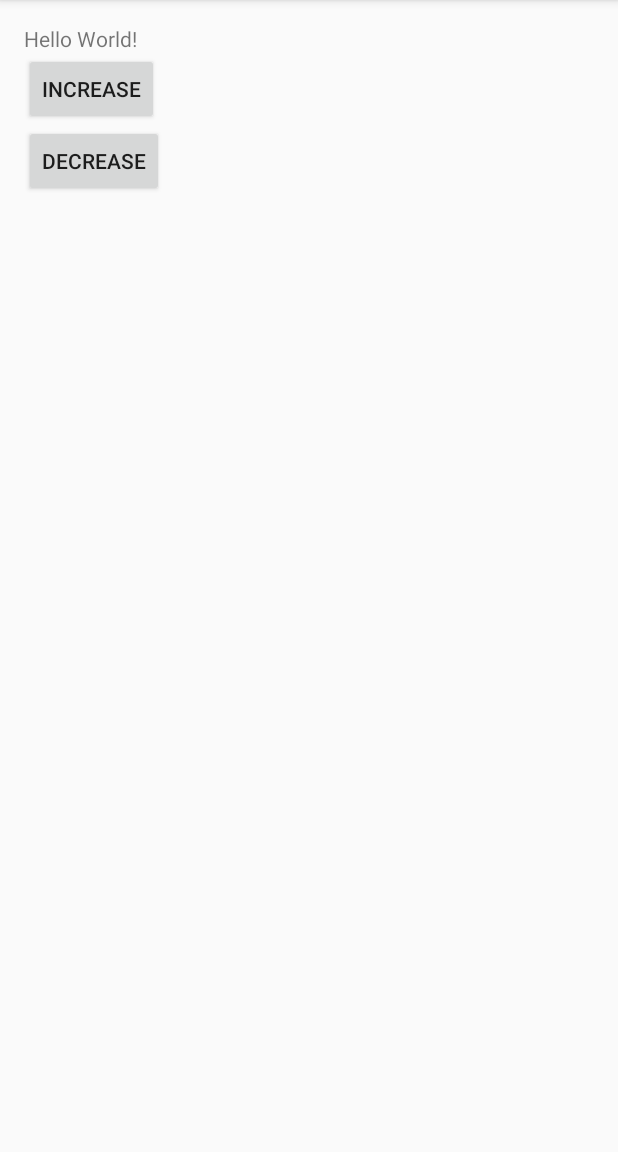
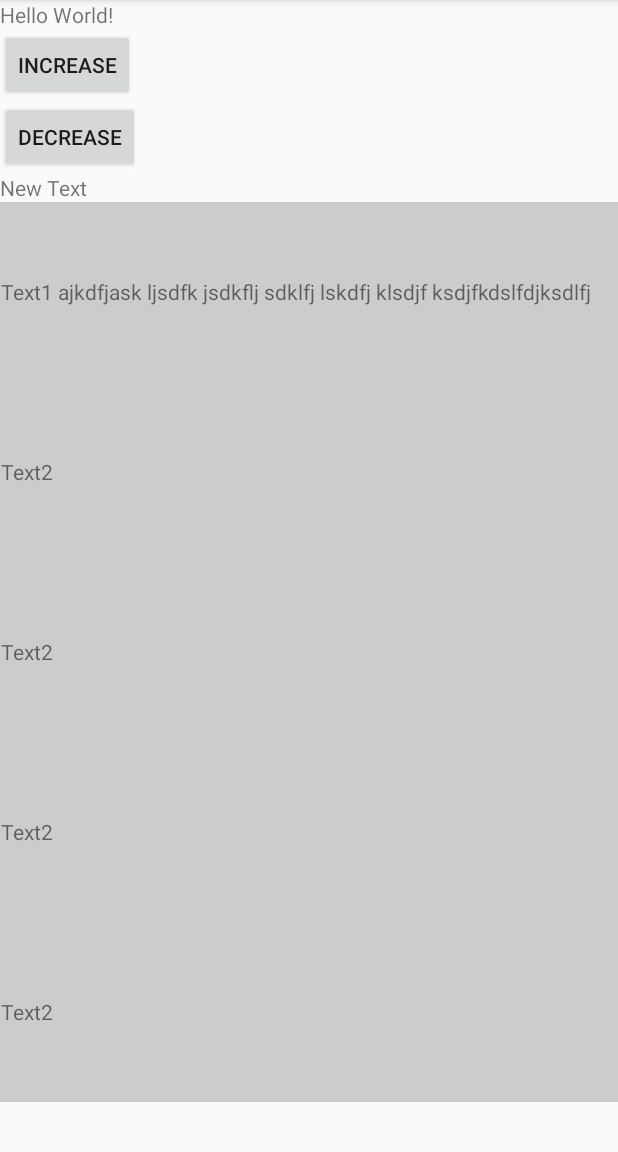
Before and after one commit to passsy/gdg-dus-study-jam, an Android app: the screen it shows after launch (MainActivity), on a phone screen of 412 x 824 dp, the part 84-1236 px from its top. Run offline under Robolectric (Android 15) with nearby library versions, the phone set to English and light mode, and no system bars.

Commit message:
Scrollview, RelativeLayout

```diff
--- a/app/src/main/res/layout/activity_main.xml
+++ b/app/src/main/res/layout/activity_main.xml
@@ -4,11 +4,16 @@
     android:layout_width="match_parent"
     android:layout_height="match_parent"
     android:orientation="vertical"
-    android:paddingBottom="@dimen/activity_vertical_margin"
-    android:paddingLeft="@dimen/activity_horizontal_margin"
-    android:paddingRight="@dimen/activity_horizontal_margin"
-    android:paddingTop="@dimen/activity_vertical_margin"
     tools:context="com.google.gdgdus.studyjam.MainActivity">
+
+    <ScrollView
+        android:layout_width="match_parent"
+        android:layout_height="match_parent">
+
+        <LinearLayout
+            android:layout_width="match_parent"
+            android:orientation="vertical"
+            android:layout_height="wrap_content">
 
             <TextView
                 android:id="@+id/textView"
@@ -31,4 +36,118 @@
                 android:layout_alignParentStart="true"
                 android:layout_below="@+id/textView"
                 android:text="Decrease" />
+
+            <TextView
+                android:id="@+id/output"
+                android:layout_width="wrap_content"
+                android:layout_height="wrap_content"
+                android:text="New Text" />
+
+            <LinearLayout
+                android:layout_width="match_parent"
+                android:layout_height="600dp"
+                android:orientation="vertical"
+                android:background="#cccccc">
+
+                <TextView
+                    android:layout_width="wrap_content"
+                    android:layout_height="0dp"
+                    android:layout_weight="1"
+                    android:gravity="center"
+                    android:lines="1"
+                    android:ellipsize="middle"
+                    android:text="Text1 ajkdfjask ljsdfk jsdkflj sdklfj lskdfj klsdjf ksdjfkdslfdjksdlfj " />
+
+                <TextView
+                    android:layout_width="wrap_content"
+                    android:layout_height="0dp"
+                    android:layout_weight="1"
+                    android:gravity="center"
+                    android:text="Text2" />
+                <TextView
+                    android:layout_width="wrap_content"
+                    android:layout_height="0dp"
+                    android:layout_weight="1"
+                    android:gravity="center"
+                    android:text="Text2" />
+                <TextView
+                    android:layout_width="wrap_content"
+                    android:layout_height="0dp"
+                    android:layout_weight="1"
+                    android:gravity="center"
+                    android:text="Text2" />
+                <TextView
+                    android:layout_width="wrap_content"
+                    android:layout_height="0dp"
+                    android:layout_weight="1"
+                    android:gravity="center"
+                    android:text="Text2" />
             </LinearLayout>
+
+            <FrameLayout
+                android:layout_width="match_parent"
+                android:padding="16dp"
+                android:layout_height="100dp">
+
+                <Button
+                    android:text="In FrameLayout"
+                    android:layout_width="wrap_content"
+                    android:layout_gravity="bottom|end"
+                    android:layout_height="wrap_content" />
+            </FrameLayout>
+
+
+        </LinearLayout>
+
+    </ScrollView>
+
+
+   <!-- <RelativeLayout
+        android:layout_width="match_parent"
+        android:layout_height="match_parent">
+
+        <TextView
+            android:id="@+id/textView"
+            android:layout_width="wrap_content"
+            android:layout_height="wrap_content"
+            android:layout_centerHorizontal="true"
+            android:text="Hello World! asdjf kasjdf  asfd as" />
+
+        <Button
+            android:id="@+id/button"
+            android:layout_width="wrap_content"
+            android:layout_height="wrap_content"
+            android:layout_alignStart="@+id/textView"
+            android:layout_below="@+id/textView"
+            android:text="Increase" />
+
+
+        <Button
+            android:id="@+id/button_decrease"
+            android:layout_width="wrap_content"
+            android:layout_height="wrap_content"
+            android:text="Decrease"
+            android:layout_below="@+id/button"
+            android:layout_toEndOf="@+id/button"
+            android:layout_marginStart="49dp"
+            android:layout_marginTop="53dp" />
+
+        <ImageView
+            android:layout_width="match_parent"
+            android:src="@drawable/holiday"
+            android:scaleType="centerCrop"
+            android:layout_height="match_parent"
+            android:layout_above="@+id/output"
+            android:layout_alignParentStart="true"
+            android:layout_below="@+id/button_decrease" />
+
+        <TextView
+            android:id="@+id/output"
+            android:layout_width="match_parent"
+            android:layout_height="48dp"
+            android:layout_alignParentBottom="true"
+            android:gravity="center_vertical"
+            android:padding="16dp"
+            android:text="New Text" />
+    </RelativeLayout>-->
+</LinearLayout>
```
Lines whose indentation alone changed are shown as unchanged.
